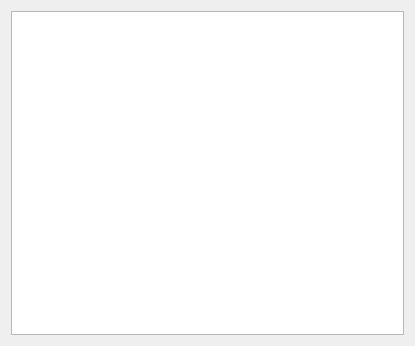
This is demo-qt/demo-qlistwidget/widget.ui in dexterleslie1/demonstration as Qt 5 draws it before an edit. The edited form follows.
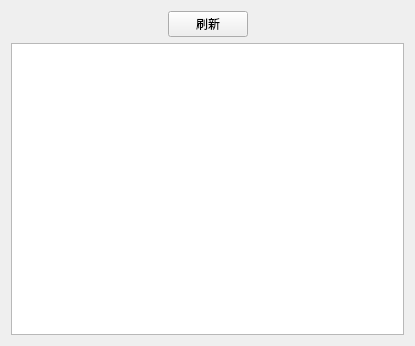
This is the edited form.

Commit message: Qt文档更新QListWidget说明

Diff of the .ui file:
```diff
--- a/demo-qt/demo-qlistwidget/widget.ui
+++ b/demo-qt/demo-qlistwidget/widget.ui
@@ -13,9 +13,50 @@
   <property name="windowTitle">
    <string>Widget</string>
   </property>
-  <layout class="QHBoxLayout" name="horizontalLayout">
+  <layout class="QHBoxLayout" name="horizontalLayout_2">
    <item>
-    <widget class="QListWidget" name="listWidget"/>
+    <layout class="QVBoxLayout" name="verticalLayout">
+     <item>
+      <layout class="QHBoxLayout" name="horizontalLayout">
+       <item>
+        <spacer name="horizontalSpacer">
+         <property name="orientation">
+          <enum>Qt::Horizontal</enum>
+         </property>
+         <property name="sizeHint" stdset="0">
+          <size>
+           <width>40</width>
+           <height>20</height>
+          </size>
+         </property>
+        </spacer>
+       </item>
+       <item>
+        <widget class="QPushButton" name="pushButton">
+         <property name="text">
+          <string>刷新</string>
+         </property>
+        </widget>
+       </item>
+       <item>
+        <spacer name="horizontalSpacer_2">
+         <property name="orientation">
+          <enum>Qt::Horizontal</enum>
+         </property>
+         <property name="sizeHint" stdset="0">
+          <size>
+           <width>40</width>
+           <height>20</height>
+          </size>
+         </property>
+        </spacer>
+       </item>
+      </layout>
+     </item>
+     <item>
+      <widget class="QListWidget" name="listWidget"/>
+     </item>
+    </layout>
    </item>
   </layout>
  </widget>
```
The commit also changes 3 other files.
